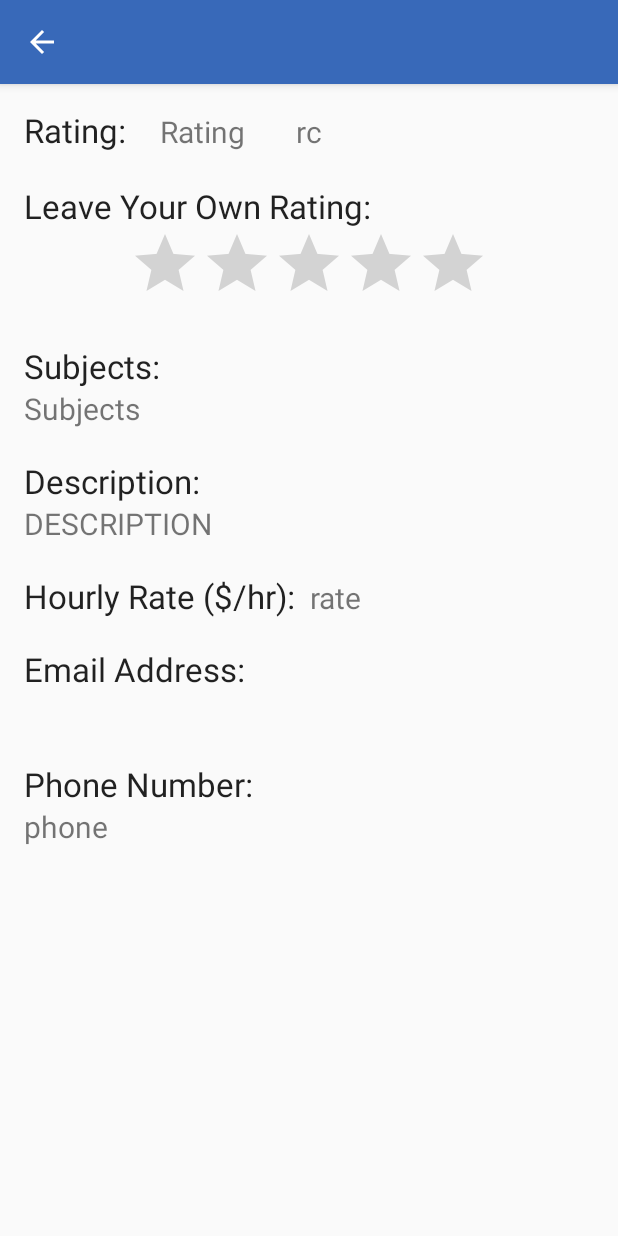
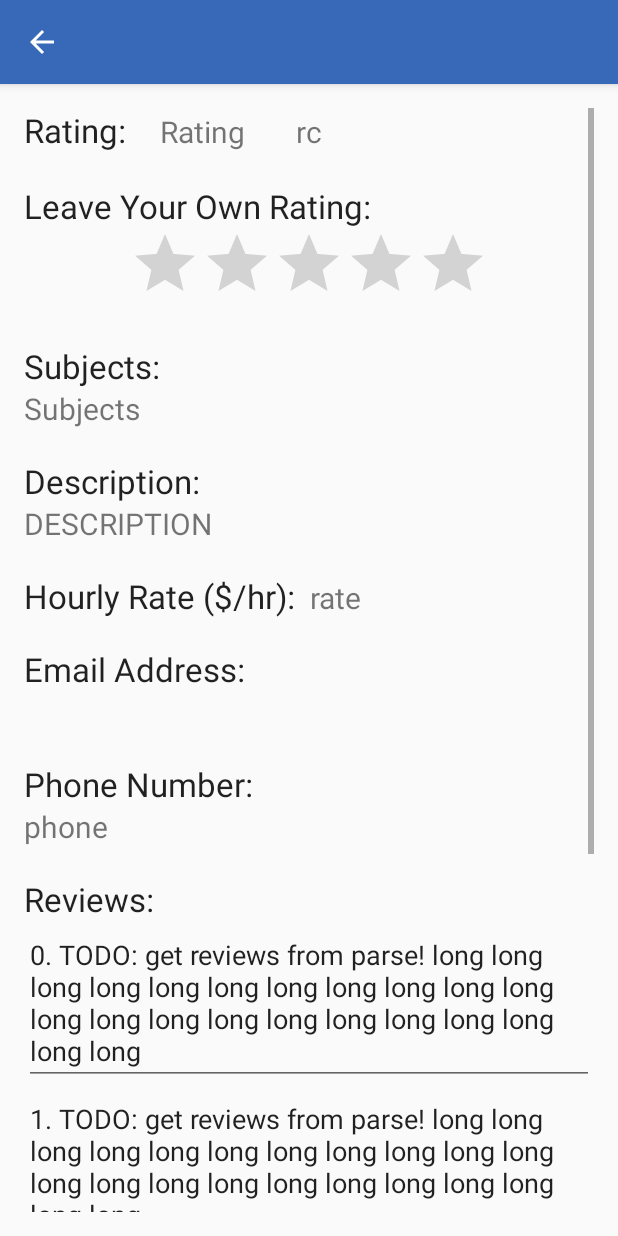
Before and after one commit to ShivanKaul/Tutr-Android, an Android app: the ViewTutor screen opened directly, with no data from a screen before it, on a phone screen of 412 x 824 dp. Run offline under Robolectric (Android 15) with nearby library versions, the phone set to English and light mode, and no system bars; libraries missing offline, so code that uses them is left out: com.parse; 3 statements that could not run were skipped.

Commit message:
ViewTutor - Reviews - Add what Andrei did for UI

```diff
--- a/app/src/main/java/com/example/android/tutr/ViewTutor.java
+++ b/app/src/main/java/com/example/android/tutr/ViewTutor.java
@@ -3,6 +3,10 @@ package com.example.android.tutr;
 import android.content.Intent;
 import android.os.Bundle;
 import android.support.v7.app.AppCompatActivity;
+import android.view.View;
+import android.widget.Button;
+import android.widget.EditText;
+import android.widget.LinearLayout;
 import android.widget.RatingBar;
 import android.widget.TextView;
 import android.widget.Toast;
@@ -17,7 +21,8 @@ import com.parse.SaveCallback;
 import java.text.DecimalFormat;
 import java.util.List;
 
-/** View Tutor class. Handles the view of the tutor's profile - what is diplayed when
+/**
+ * View Tutor class. Handles the view of the tutor's profile - what is diplayed when
  * the user clicks on a Tutor while searching.
  */
 
@@ -48,20 +53,22 @@ public class ViewTutor extends AppCompatActivity {
         Intent intent = getIntent();
         String username = intent.getStringExtra("username");
         String name = intent.getStringExtra("name");
+
         setUpUIElements(name);
-
 
         addListenerOnRatingBar(username);
 
         getDataForTutor(username);
+
+        setUpReviews();
     }
 
-
-    /** Adds listener on the Rating bar, so that when a rating is done the ratings are persisted.
+    /**
+     * Adds listener on the Rating bar, so that when a rating is done the ratings are persisted.
      * The user cannot rate twice.
      * Credits: http://www.mkyong.com/android/android-rating-bar-example/
      *
-     * @param username  Username for Ratings table
+     * @param username Username for Ratings table
      */
     public void addListenerOnRatingBar(final String username) {
 
@@ -74,7 +81,7 @@ public class ViewTutor extends AppCompatActivity {
                     rating_bar.setIsIndicator(true);
                     // Calculate new rating + update rating counter
                     int newCounter = (int) (rating_counter) + 1;
-                    double average =  averageRating(newCounter, rating, old_rating, rating_counter);
+                    double average = averageRating(newCounter, rating, old_rating, rating_counter);
 
                     userRating.put("rating", average);
                     userRating.add("ratedBy", ParseUser.getCurrentUser().getUsername() + "," + average);
@@ -96,13 +103,14 @@ public class ViewTutor extends AppCompatActivity {
         });
     }
 
-    public static double averageRating(int newCounter, float rating, double old_rating, double rating_counter)  {
+    public static double averageRating(int newCounter, float rating, double old_rating, double rating_counter) {
         double average = (rating_counter == 0) ?
                 rating : ((old_rating * rating_counter) + rating) / (newCounter);
         return average;
     }
 
-    /** Set up UI elements
+    /**
+     * Set up UI elements
      */
     private void setUpUIElements(String name) {
         // need to assign default value to fields in case
@@ -120,8 +128,132 @@ public class ViewTutor extends AppCompatActivity {
         rating_bar = (RatingBar) findViewById(R.id.ratingBar);
     }
 
-    /** Get the data to display for a tutor
-     * @param username  Username for Ratings table
+    /**
+     * lists all available reviews for a tutor
+     */
+    private void setUpReviews(){
+        // list reviews
+
+        // TODO: get number of reviews from Parse database
+        int number_of_reviews = 5;
+
+        LinearLayout ReviewsLinearLayout = (LinearLayout) findViewById(R.id.reviews);
+
+        EditText review_text;
+        Button editReviewButton = null, saveReviewButton = null;
+        LinearLayout ButtonsLinearLayout = null;
+
+        // j is needed for creating id
+        int j = 0;
+        for (int i = 0; i < number_of_reviews; i++) {
+
+            // TODO: get each individual review from Parse
+            String review_str = "TODO: get reviews from parse! long long long long long long long long long long long long long long long long long long long long long long";
+
+            // TODO check if user created review
+            boolean user_owns_current_review = false;
+
+            // if user owns, make review editable
+            review_text = new EditText(this);
+            review_text.setFocusableInTouchMode(false);
+            review_text.setFocusable(false);
+            review_text.setClickable(false);
+
+            if (user_owns_current_review) {
+                final int id_padding = 100000; // need to have a unique id -> 100000+ will almost fully certainly be unique
+
+                review_text.setText(i + ". " + review_str);
+                review_text.setId(id_padding + j);
+
+                ButtonsLinearLayout = new LinearLayout(this);
+                ButtonsLinearLayout.setOrientation(LinearLayout.HORIZONTAL);
+
+                editReviewButton = new Button(this);
+                editReviewButton.setId(id_padding + j + 1); // need to have a unique id
+                editReviewButton.setText("Edit");
+                editReviewButton.setOnClickListener(
+                        new View.OnClickListener() {
+                            public void onClick(View view) {
+                                try {
+                                    editReview(view.getId());
+                                } catch (Exception e) {
+                                }
+                            }
+                        });
+
+                saveReviewButton = new Button(this);
+                saveReviewButton.setId(id_padding + j + 2); // need to have a unique id
+                saveReviewButton.setText("Save");
+                saveReviewButton.setOnClickListener(
+                        new View.OnClickListener() {
+                            public void onClick(View view) {
+                                try {
+                                    saveReview(view.getId());
+                                } catch (Exception e) {
+                                }
+                            }
+                        });
+
+                ButtonsLinearLayout.addView(editReviewButton);
+                ButtonsLinearLayout.addView(saveReviewButton);
+
+                j += 3;
+            } else {
+                review_text.setText(i + ". " + review_str); //arbitrary task
+            }
+
+            // add the views to the linearlayout
+            ReviewsLinearLayout.addView(review_text);
+
+            if (user_owns_current_review)
+                ReviewsLinearLayout.addView(ButtonsLinearLayout);
+        }
+    }
+
+    /**
+     * makes a review field editable
+     * @param id
+     */
+    private void editReview(int id) {
+        // edit review button id is 1 item ahead of the text view
+        EditText review_text = (EditText) findViewById(id-1);
+
+        // enable editing
+        review_text.setFocusable(true);
+        review_text.setFocusableInTouchMode(true);
+        review_text.setClickable(true);
+
+        // request focus to the text field
+        review_text.requestFocus();
+
+        Toast.makeText(ViewTutor.this, "Editing review", Toast.LENGTH_SHORT).show();
+    }
+
+    /**
+     * saves an editable review to database
+     * @param id
+     */
+    private void saveReview(int id) {
+        // edit review button id is 2 items ahead of the text view
+        EditText review_text = (EditText) findViewById(id-2);
+
+        // disable editing
+        review_text.setFocusable(false);
+        review_text.setFocusableInTouchMode(false);
+        review_text.setClickable(false);
+
+        // get review text
+        String review = review_text.getText().toString();
+
+        // TODO save to parse!
+
+        Toast.makeText(ViewTutor.this, "Saving review", Toast.LENGTH_SHORT).show();
+    }
+
+    /**
+     * Get the data to display for a tutor
+     *
+     * @param username Username for Ratings table
      */
     private void getDataForTutor(final String username) {
         // get courses, description, current rating, rating counter,
@@ -169,7 +301,8 @@ public class ViewTutor extends AppCompatActivity {
                                 rating_bar.setIsIndicator(true);
                             }
                         }
-                    } catch (NullPointerException npe) {}
+                    } catch (NullPointerException npe) {
+                    }
 
                     if (user.getList("courses") != null) {
                         List<String> subjects = user.getList("courses");
@@ -195,15 +328,12 @@ public class ViewTutor extends AppCompatActivity {
                         current_rating.setText(new DecimalFormat("##.#").format(old_rating));
                     } else current_rating.setText("Unrated");
                     if (rating_counter > 0) {
-                        ratingCounter.setText("(" + String.valueOf((int)rating_counter) + ")");
+                        ratingCounter.setText("(" + String.valueOf((int) rating_counter) + ")");
                     } else ratingCounter.setText("");
                 } else {
                     Toast.makeText(ViewTutor.this, "Problem fetching user from database" + e, Toast.LENGTH_LONG).show();
                 }
             }
         });
-
     }
-
-
 }
--- a/app/src/main/res/layout/activity_view_tutor.xml
+++ b/app/src/main/res/layout/activity_view_tutor.xml
@@ -83,16 +83,7 @@
                 android:layout_alignParentLeft="true"
                 android:layout_alignParentStart="true" />
 
-            <TextView
-                android:layout_width="wrap_content"
-                android:layout_height="wrap_content"
-                android:textAppearance="?android:attr/textAppearanceLarge"
-                android:text="Phone Number:"
-                android:id="@+id/view_phone"
-                android:layout_marginTop="20dp"
-                android:layout_below="@+id/display_email"
-                android:layout_alignParentLeft="true"
-                android:layout_alignParentStart="true" />
+
 
             <TextView
                 android:layout_width="wrap_content"
@@ -159,20 +150,6 @@
                 android:layout_width="wrap_content"
                 android:layout_height="wrap_content"
                 android:textAppearance="?android:attr/textAppearanceSmall"
-                android:text="phone"
-                android:textSize="20sp"
-                android:id="@+id/display_phone"
-                android:layout_below="@+id/view_phone"
-                android:layout_alignParentBottom="true"
-                android:layout_alignParentLeft="true"
-                android:layout_alignParentStart="true"
-                android:layout_alignRight="@+id/view_email"
-                android:layout_alignEnd="@+id/view_email" />
-
-            <TextView
-                android:layout_width="wrap_content"
-                android:layout_height="wrap_content"
-                android:textAppearance="?android:attr/textAppearanceSmall"
                 android:text="Subjects"
                 android:textSize="20sp"
                 android:id="@+id/display_subjects"
@@ -191,6 +168,54 @@
                 android:id="@+id/display_counter"
                 android:layout_above="@+id/view_ownRating"
                 android:layout_centerHorizontal="true" />
+
+            <TextView
+                android:layout_width="wrap_content"
+                android:layout_height="wrap_content"
+                android:textAppearance="?android:attr/textAppearanceLarge"
+                android:text="Phone Number:"
+                android:id="@+id/view_phone"
+                android:layout_marginTop="20dp"
+                android:layout_below="@+id/display_email"
+                android:layout_alignParentLeft="true"
+                android:layout_alignParentStart="true" />
+
+            <TextView
+                android:layout_width="wrap_content"
+                android:layout_height="wrap_content"
+                android:textAppearance="?android:attr/textAppearanceSmall"
+                android:text="phone"
+                android:textSize="20sp"
+                android:id="@+id/display_phone"
+                android:layout_below="@+id/view_phone"
+                android:layout_alignParentLeft="true"
+                android:layout_alignParentStart="true"
+                android:layout_alignParentRight="true"
+                android:layout_alignParentEnd="true"
+                />
+
+            <TextView
+                android:layout_width="wrap_content"
+                android:layout_height="wrap_content"
+                android:textAppearance="?android:attr/textAppearanceLarge"
+                android:text="Reviews:"
+                android:id="@+id/reviews_title"
+                android:layout_marginTop="20dp"
+                android:layout_below="@+id/display_phone"
+                android:layout_alignParentLeft="true"
+                android:layout_alignParentStart="true" />
+
+            <LinearLayout
+                android:id="@+id/reviews"
+                android:layout_width="match_parent"
+                android:layout_height="wrap_content"
+                android:layout_below="@+id/reviews_title"
+                android:layout_alignParentLeft="true"
+                android:layout_alignParentStart="true"
+                android:orientation="vertical">
+            </LinearLayout>
+
+
         </RelativeLayout>
     </ScrollView>
 </RelativeLayout>
```
